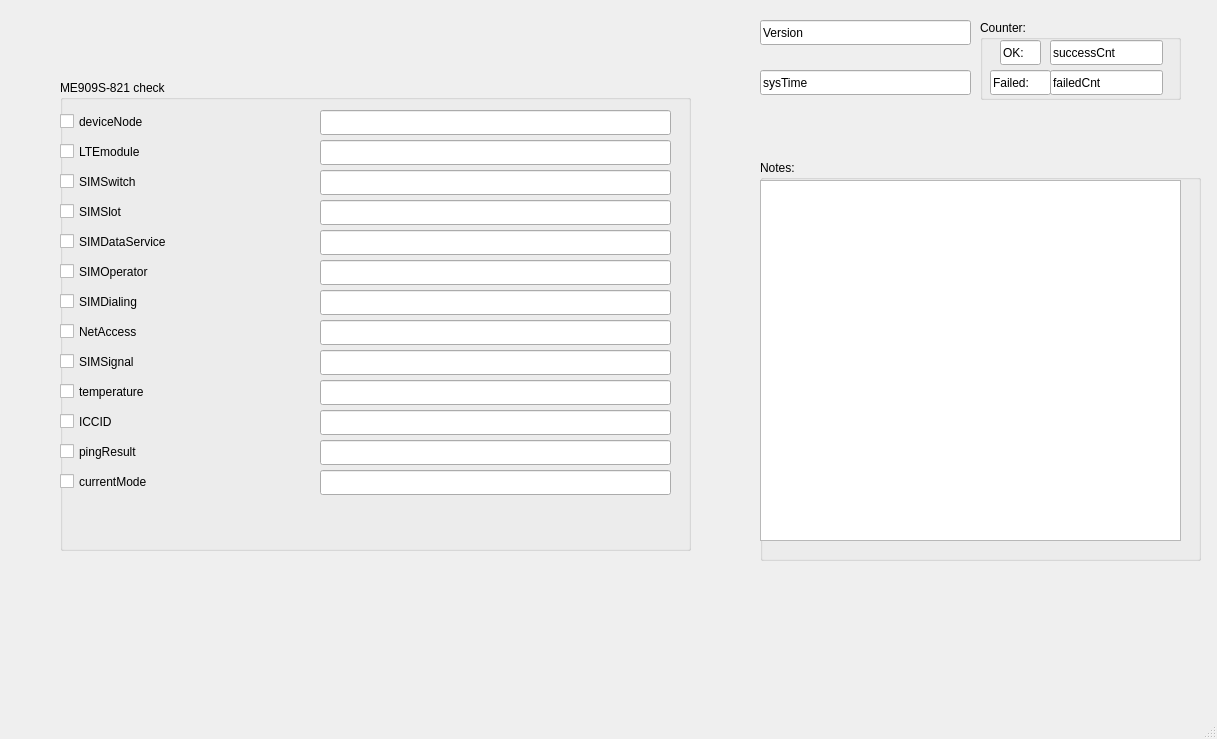
Before: the Qt Designer form mainwindow.ui in kritha/me909s-821, drawn with Qt 5.
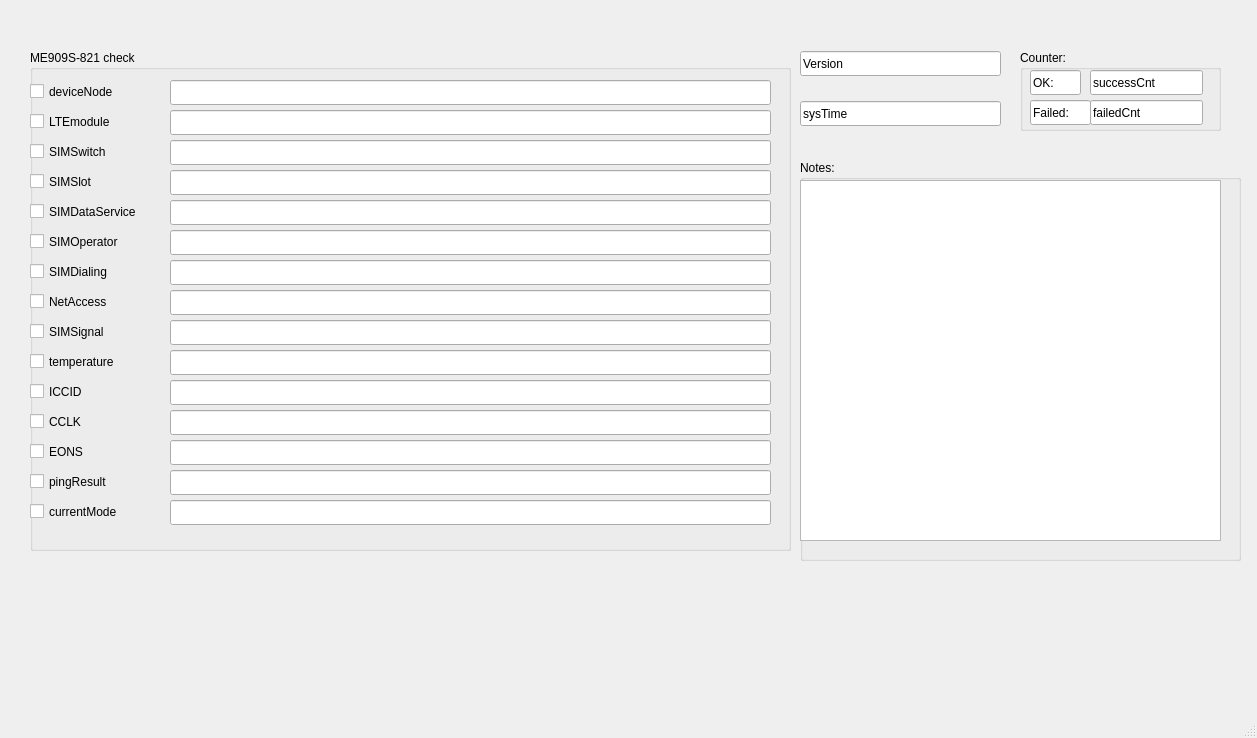
After: the same form once the commit is applied.

Commit message: modified:   mainwindow.cpp 	modified:   threaddialing.cpp 	V0.9.0 	1) add cclk and enos info display 	2) debug the cnt display bug

```diff
--- a/mainwindow.ui
+++ b/mainwindow.ui
@@ -6,8 +6,8 @@
    <rect>
     <x>0</x>
     <y>0</y>
-    <width>1217</width>
-    <height>739</height>
+    <width>1257</width>
+    <height>738</height>
    </rect>
   </property>
   <property name="windowTitle">
@@ -17,10 +17,10 @@
    <widget class="QGroupBox" name="groupBox">
     <property name="geometry">
      <rect>
-      <x>60</x>
-      <y>80</y>
-      <width>631</width>
-      <height>471</height>
+      <x>30</x>
+      <y>50</y>
+      <width>761</width>
+      <height>501</height>
      </rect>
     </property>
     <property name="title">
@@ -133,9 +133,9 @@
     <widget class="QLineEdit" name="lineEdit_deviceNode">
      <property name="geometry">
       <rect>
-       <x>260</x>
+       <x>140</x>
        <y>30</y>
-       <width>351</width>
+       <width>601</width>
        <height>25</height>
       </rect>
      </property>
@@ -143,9 +143,9 @@
     <widget class="QLineEdit" name="lineEdit_LTEmodule">
      <property name="geometry">
       <rect>
-       <x>260</x>
+       <x>140</x>
        <y>60</y>
-       <width>351</width>
+       <width>601</width>
        <height>25</height>
       </rect>
      </property>
@@ -153,9 +153,9 @@
     <widget class="QLineEdit" name="lineEdit_SIMslot">
      <property name="geometry">
       <rect>
-       <x>260</x>
+       <x>140</x>
        <y>120</y>
-       <width>351</width>
+       <width>601</width>
        <height>25</height>
       </rect>
      </property>
@@ -163,9 +163,9 @@
     <widget class="QLineEdit" name="lineEdit_service">
      <property name="geometry">
       <rect>
-       <x>260</x>
+       <x>140</x>
        <y>150</y>
-       <width>351</width>
+       <width>601</width>
        <height>25</height>
       </rect>
      </property>
@@ -173,9 +173,9 @@
     <widget class="QLineEdit" name="lineEdit_operator">
      <property name="geometry">
       <rect>
-       <x>260</x>
+       <x>140</x>
        <y>180</y>
-       <width>351</width>
+       <width>601</width>
        <height>25</height>
       </rect>
      </property>
@@ -183,9 +183,9 @@
     <widget class="QLineEdit" name="lineEdit_dialing">
      <property name="geometry">
       <rect>
-       <x>260</x>
+       <x>140</x>
        <y>210</y>
-       <width>351</width>
+       <width>601</width>
        <height>25</height>
       </rect>
      </property>
@@ -193,9 +193,9 @@
     <widget class="QLineEdit" name="lineEdit_signal">
      <property name="geometry">
       <rect>
-       <x>260</x>
+       <x>140</x>
        <y>270</y>
-       <width>351</width>
+       <width>601</width>
        <height>25</height>
       </rect>
      </property>
@@ -203,9 +203,9 @@
     <widget class="QLineEdit" name="lineEdit_netaccess">
      <property name="geometry">
       <rect>
-       <x>260</x>
+       <x>140</x>
        <y>240</y>
-       <width>351</width>
+       <width>601</width>
        <height>25</height>
       </rect>
      </property>
@@ -213,9 +213,9 @@
     <widget class="QLineEdit" name="lineEdit_temp">
      <property name="geometry">
       <rect>
-       <x>260</x>
+       <x>140</x>
        <y>300</y>
-       <width>351</width>
+       <width>601</width>
        <height>25</height>
       </rect>
      </property>
@@ -249,9 +249,9 @@
     <widget class="QLineEdit" name="lineEdit_iccid">
      <property name="geometry">
       <rect>
-       <x>260</x>
+       <x>140</x>
        <y>330</y>
-       <width>351</width>
+       <width>601</width>
        <height>25</height>
       </rect>
      </property>
@@ -259,9 +259,9 @@
     <widget class="QLineEdit" name="lineEdit_currentMode">
      <property name="geometry">
       <rect>
-       <x>260</x>
-       <y>390</y>
-       <width>351</width>
+       <x>140</x>
+       <y>450</y>
+       <width>601</width>
        <height>25</height>
       </rect>
      </property>
@@ -273,7 +273,7 @@
      <property name="geometry">
       <rect>
        <x>0</x>
-       <y>390</y>
+       <y>450</y>
        <width>141</width>
        <height>23</height>
       </rect>
@@ -287,7 +287,7 @@
       <rect>
        <x>0</x>
        <y>90</y>
-       <width>92</width>
+       <width>101</width>
        <height>23</height>
       </rect>
      </property>
@@ -298,9 +298,9 @@
     <widget class="QLineEdit" name="lineEdit_simSwitch">
      <property name="geometry">
       <rect>
-       <x>260</x>
+       <x>140</x>
        <y>90</y>
-       <width>351</width>
+       <width>601</width>
        <height>25</height>
       </rect>
      </property>
@@ -309,7 +309,7 @@
      <property name="geometry">
       <rect>
        <x>0</x>
-       <y>360</y>
+       <y>420</y>
        <width>92</width>
        <height>23</height>
       </rect>
@@ -321,9 +321,55 @@
     <widget class="QLineEdit" name="lineEdit_pingResult">
      <property name="geometry">
       <rect>
-       <x>260</x>
+       <x>140</x>
+       <y>420</y>
+       <width>601</width>
+       <height>25</height>
+      </rect>
+     </property>
+    </widget>
+    <widget class="QCheckBox" name="checkBox_cclk">
+     <property name="geometry">
+      <rect>
+       <x>0</x>
        <y>360</y>
-       <width>351</width>
+       <width>92</width>
+       <height>23</height>
+      </rect>
+     </property>
+     <property name="text">
+      <string>CCLK</string>
+     </property>
+    </widget>
+    <widget class="QLineEdit" name="lineEdit_cclk">
+     <property name="geometry">
+      <rect>
+       <x>140</x>
+       <y>360</y>
+       <width>601</width>
+       <height>25</height>
+      </rect>
+     </property>
+    </widget>
+    <widget class="QCheckBox" name="checkBox_eons">
+     <property name="geometry">
+      <rect>
+       <x>0</x>
+       <y>390</y>
+       <width>92</width>
+       <height>23</height>
+      </rect>
+     </property>
+     <property name="text">
+      <string>EONS</string>
+     </property>
+    </widget>
+    <widget class="QLineEdit" name="lineEdit_eons">
+     <property name="geometry">
+      <rect>
+       <x>140</x>
+       <y>390</y>
+       <width>601</width>
        <height>25</height>
       </rect>
      </property>
@@ -332,9 +378,9 @@
    <widget class="QLineEdit" name="lineEdit_version">
     <property name="geometry">
      <rect>
-      <x>760</x>
-      <y>20</y>
-      <width>211</width>
+      <x>800</x>
+      <y>51</y>
+      <width>201</width>
       <height>25</height>
      </rect>
     </property>
@@ -345,7 +391,7 @@
    <widget class="QGroupBox" name="groupBox_2">
     <property name="geometry">
      <rect>
-      <x>760</x>
+      <x>800</x>
       <y>160</y>
       <width>441</width>
       <height>401</height>
@@ -368,9 +414,9 @@
    <widget class="QLineEdit" name="lineEdit_sysTime">
     <property name="geometry">
      <rect>
-      <x>760</x>
-      <y>70</y>
-      <width>211</width>
+      <x>800</x>
+      <y>101</y>
+      <width>201</width>
       <height>25</height>
      </rect>
     </property>
@@ -381,10 +427,10 @@
    <widget class="QGroupBox" name="groupBox_3">
     <property name="geometry">
      <rect>
-      <x>980</x>
-      <y>20</y>
+      <x>1020</x>
+      <y>50</y>
       <width>201</width>
-      <height>80</height>
+      <height>81</height>
      </rect>
     </property>
     <property name="title">
@@ -406,9 +452,9 @@
     <widget class="QLineEdit" name="lineEdit_noteSuccess">
      <property name="geometry">
       <rect>
-       <x>20</x>
+       <x>10</x>
        <y>20</y>
-       <width>41</width>
+       <width>51</width>
        <height>25</height>
       </rect>
      </property>
```
Left out of the diff: 2 changed lines with no effect on the pictures. The commit also changes 5 other files.
